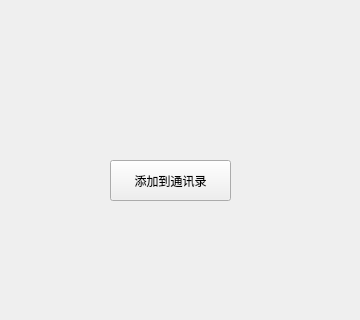
ASUJY/WeLink, file ui_components/forms/contactsmainwidget.ui: the form before one commit; both pictures show x 0 to 360 and y 180 to 500 of the 360 by 500 pixel window.
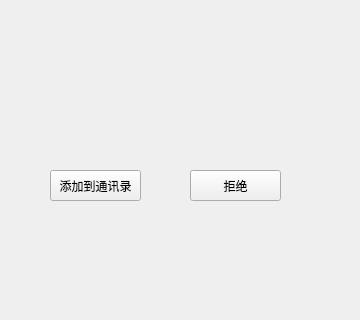
The form after the commit.

Diff of the .ui file:
```diff
--- a/ui_components/forms/contactsmainwidget.ui
+++ b/ui_components/forms/contactsmainwidget.ui
@@ -131,14 +131,36 @@
             <widget class="QPushButton" name="btnAddFriend">
              <property name="geometry">
               <rect>
-               <x>110</x>
-               <y>260</y>
-               <width>121</width>
-               <height>41</height>
+               <x>50</x>
+               <y>270</y>
+               <width>91</width>
+               <height>31</height>
               </rect>
              </property>
              <property name="text">
               <string>添加到通讯录</string>
+             </property>
+             <property name="checkable">
+              <bool>true</bool>
+             </property>
+             <property name="autoDefault">
+              <bool>true</bool>
+             </property>
+            </widget>
+            <widget class="QPushButton" name="btnRejectFriend">
+             <property name="geometry">
+              <rect>
+               <x>190</x>
+               <y>270</y>
+               <width>91</width>
+               <height>31</height>
+              </rect>
+             </property>
+             <property name="text">
+              <string>拒绝</string>
+             </property>
+             <property name="checkable">
+              <bool>true</bool>
              </property>
              <property name="autoDefault">
               <bool>true</bool>
```
